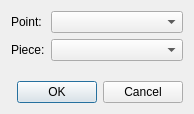
Before: the Qt Designer form src/libs/vtools/dialogs/tools/anchorpoint_dialog.ui in FashionFreedom/Seamly2D, drawn with Qt 5.
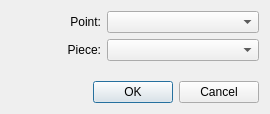
After: the same form once the commit is applied. Icons and pictures are not drawn.

What changed in the file:
```diff
--- a/src/libs/vtools/dialogs/tools/anchorpoint_dialog.ui
+++ b/src/libs/vtools/dialogs/tools/anchorpoint_dialog.ui
@@ -6,10 +6,16 @@
    <rect>
     <x>0</x>
     <y>0</y>
-    <width>194</width>
+    <width>270</width>
     <height>114</height>
    </rect>
   </property>
+  <property name="minimumSize">
+   <size>
+    <width>270</width>
+    <height>0</height>
+   </size>
+  </property>
   <property name="windowTitle">
    <string>Anchor Point</string>
   </property>
@@ -23,25 +29,60 @@
   <layout class="QVBoxLayout" name="verticalLayout">
    <item>
     <layout class="QFormLayout" name="formLayout">
+     <property name="labelAlignment">
+      <set>Qt::AlignRight|Qt::AlignTrailing|Qt::AlignVCenter</set>
+     </property>
      <item row="0" column="0">
       <widget class="QLabel" name="labelPoint">
+       <property name="minimumSize">
+        <size>
+         <width>90</width>
+         <height>0</height>
+        </size>
+       </property>
        <property name="text">
         <string>Point:</string>
        </property>
+       <property name="alignment">
+        <set>Qt::AlignRight|Qt::AlignTrailing|Qt::AlignVCenter</set>
+       </property>
       </widget>
      </item>
      <item row="0" column="1">
-      <widget class="QComboBox" name="comboBoxPoint"/>
+      <widget class="QComboBox" name="comboBoxPoint">
+       <property name="minimumSize">
+        <size>
+         <width>80</width>
+         <height>0</height>
+        </size>
+       </property>
+      </widget>
      </item>
      <item row="1" column="0">
       <widget class="QLabel" name="labelPiece">
+       <property name="minimumSize">
+        <size>
+         <width>90</width>
+         <height>0</height>
+        </size>
+       </property>
        <property name="text">
         <string>Piece:</string>
        </property>
+       <property name="alignment">
+        <set>Qt::AlignRight|Qt::AlignTrailing|Qt::AlignVCenter</set>
+       </property>
       </widget>
      </item>
      <item row="1" column="1">
-      <widget class="QComboBox" name="comboBoxPiece"/>
+      <widget class="QComboBox" name="comboBoxPiece">
+       <property name="minimumSize">
+        <size>
+         <width>80</width>
+         <height>0</height>
+        </size>
+       </property>
+      </widget>
      </item>
     </layout>
    </item>
```
